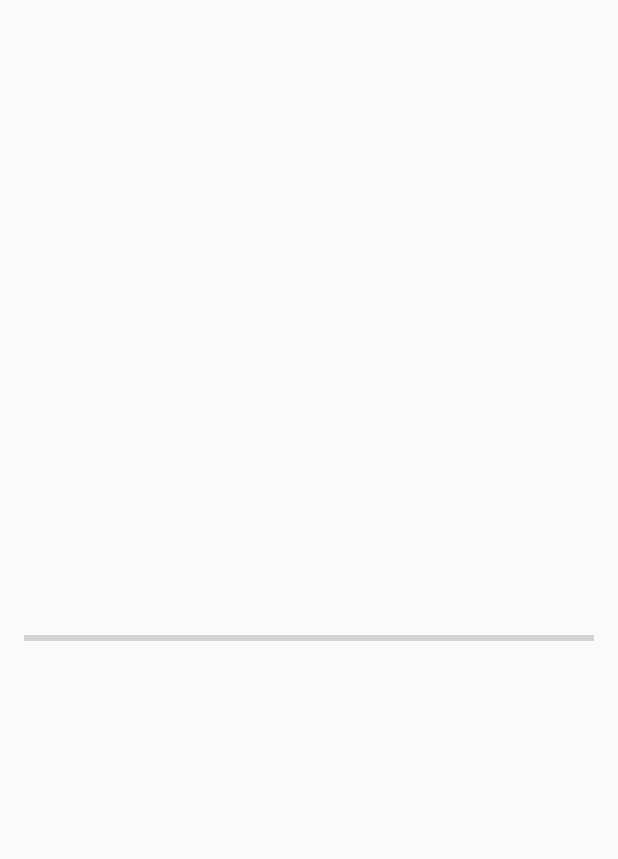
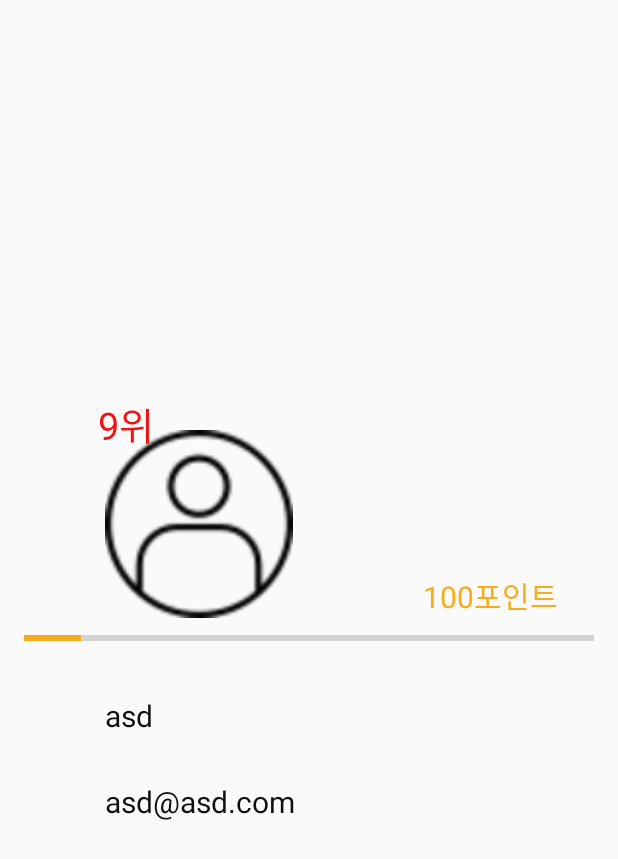
Before and after one commit to hanseithon-asd123/handaejeon-android, an Android app: the MainActivity screen opened directly, with no data from a screen before it, after a tap on "마이페이지", on a phone screen of 412 x 824 dp. Shown: the top 859 px of the screen. Run offline under Robolectric (Android 15) with nearby library versions, the phone set to English and light mode, and no system bars; our stand-ins replace CircleImageView; 3 statements that could not run were skipped; 1 other tap on this screen came first.

Commit message:
더미데이터

```diff
--- a/app/src/main/java/com/example/handaejeon/activity/MainActivity.java
+++ b/app/src/main/java/com/example/handaejeon/activity/MainActivity.java
@@ -9,20 +9,31 @@ import android.support.v4.view.GravityCompat;
 import android.support.v4.widget.DrawerLayout;
 import android.support.v7.app.ActionBarDrawerToggle;
 import android.support.v7.app.AppCompatActivity;
+import android.support.v7.widget.LinearLayoutManager;
 import android.support.v7.widget.RecyclerView;
 import android.support.v7.widget.Toolbar;
 import android.view.MenuItem;
 import android.widget.TextView;
+
 import com.example.handaejeon.R;
+import com.example.handaejeon.adapter.RankingAdatper;
+import com.example.handaejeon.model.RankingInfo;
+
+import java.util.ArrayList;
+import java.util.List;
 
 public class MainActivity extends AppCompatActivity
         implements NavigationView.OnNavigationItemSelectedListener {
 
     TextView tv_name, tv_email;
     SharedPreferences sharedPreferences;
-    String token,email;
+    String token, email;
 
     RecyclerView recyclerView;
+    RankingAdatper adatper;
+    List<RankingInfo> rankingInfos = new ArrayList<>();
+
+    Context context;
 
 
     @Override
@@ -32,7 +43,7 @@ public class MainActivity extends AppCompatActivity
 
         sharedPreferences = getApplicationContext().getSharedPreferences("Token", Context.MODE_PRIVATE);
         token = sharedPreferences.getString("token", "");
-        email = sharedPreferences.getString("email","");
+        email = sharedPreferences.getString("email", "");
 
         if (token.equals("")) {
             Intent intent = new Intent(MainActivity.this, LoginActivity.class);
@@ -57,8 +68,29 @@ public class MainActivity extends AppCompatActivity
         tv_email = findViewById(R.id.tv_email);
         tv_name = findViewById(R.id.tv_name);
 
+        recyclerView = findViewById(R.id.main_recyclerview);
+        adatper = new RankingAdatper(rankingInfos);
+        recyclerView.setLayoutManager(new LinearLayoutManager(context));
+        recyclerView.setAdapter(adatper);
+        Data();
 
 
+    }
+
+    public void Data() {
+        rankingInfos.add(new RankingInfo(1, 12000, "강민우"));
+        rankingInfos.add(new RankingInfo(2, 11000, "임희선"));
+        rankingInfos.add(new RankingInfo(3, 10000, "조성원"));
+        rankingInfos.add(new RankingInfo(4, 9000, "박준영"));
+        rankingInfos.add(new RankingInfo(5, 8000, "최민규"));
+        rankingInfos.add(new RankingInfo(6, 7000, "오유원"));
+        rankingInfos.add(new RankingInfo(7, 6000, "김우혁"));
+        rankingInfos.add(new RankingInfo(8, 5000, "이예준"));
+        rankingInfos.add(new RankingInfo(9, 4000, "이주연"));
+        rankingInfos.add(new RankingInfo(10, 3000, "김선규"));
+        rankingInfos.add(new RankingInfo(11, 2000, "추성빈"));
+
+        adatper.notifyDataSetChanged();
     }
 
     @Override
--- a/app/src/main/java/com/example/handaejeon/activity/MyPageActivity.java
+++ b/app/src/main/java/com/example/handaejeon/activity/MyPageActivity.java
@@ -39,36 +39,36 @@ public class MyPageActivity extends AppCompatActivity {
 
         point_progressbar = findViewById(R.id.point_progress);
 
-        apiInterface = ApiClient.getClient().create(ApiInterface.class);
-        Call<JsonObject> call = apiInterface.mypage("asd");
-        call.enqueue(new Callback<JsonObject>() {
-            @Override
-            public void onResponse(Call<JsonObject> call, Response<JsonObject> response) {
-                Log.d("TEEET", "onResponse: " + response.code() + response.toString());
-                if (response.isSuccessful()) {
-
-                    JsonElement element = new JsonParser().parse(response.body().toString())
-                            .getAsJsonObject();
-
-                    MypageInfo info = new Gson().fromJson(element, MypageInfo.class);
-
-
-                    int rank = info.ranking;
-                    int point = info.point;
-                    point_progressbar.setProgress(point);
-                    tv_ranking.setText(rank);
-                    tv_email.setText("asd@asd.com");
-                    tv_name.setText("asd");
-
-                }
-
-            }
-
-            @Override
-            public void onFailure(Call<JsonObject> call, Throwable t) {
-                Log.e("onFailure", t.toString());
-            }
-        });
+//        apiInterface = ApiClient.getClient().create(ApiInterface.class);
+//        Call<JsonObject> call = apiInterface.mypage("asd");
+//        call.enqueue(new Callback<JsonObject>() {
+//            @Override
+//            public void onResponse(Call<JsonObject> call, Response<JsonObject> response) {
+//                Log.d("TEEET", "onResponse: " + response.code() + response.toString());
+//                if (response.isSuccessful()) {
+//
+//                    JsonElement element = new JsonParser().parse(response.body().toString())
+//                            .getAsJsonObject();
+//
+//                    MypageInfo info = new Gson().fromJson(element, MypageInfo.class);
+//
+//
+//                    int rank = info.ranking;
+//                    int point = info.point;
+//                    point_progressbar.setProgress(point);
+//                    tv_ranking.setText(rank);
+//                    tv_email.setText("asd@asd.com");
+//                    tv_name.setText("asd");
+//
+//                }
+//
+//            }
+//
+//            @Override
+//            public void onFailure(Call<JsonObject> call, Throwable t) {
+//                Log.e("onFailure", t.toString());
+//            }
+//        });
 
 
     }
--- a/app/src/main/java/com/example/handaejeon/adapter/RankingAdatper.java
+++ b/app/src/main/java/com/example/handaejeon/adapter/RankingAdatper.java
@@ -5,10 +5,21 @@ import android.support.v7.widget.RecyclerView;
 import android.view.LayoutInflater;
 import android.view.View;
 import android.view.ViewGroup;
+import android.widget.TextView;
 
 import com.example.handaejeon.R;
+import com.example.handaejeon.model.RankingInfo;
+
+import java.util.List;
 
 public class RankingAdatper extends RecyclerView.Adapter<RankingAdatper.ViewHolder> {
+
+    List<RankingInfo> itemlist;
+
+    public RankingAdatper(List<RankingInfo> rankingInfos) {
+        this.itemlist = rankingInfos;
+    }
+
     @NonNull
     @Override
     public ViewHolder onCreateViewHolder(@NonNull ViewGroup viewGroup, int i) {
@@ -18,17 +29,25 @@ public class RankingAdatper extends RecyclerView.Adapter<RankingAdatper.ViewHold
 
     @Override
     public void onBindViewHolder(@NonNull ViewHolder viewHolder, int i) {
-
+        RankingInfo info = itemlist.get(i);
+        viewHolder.tv_rank.setText(info.ranking);
+        viewHolder.tv_point.setText(info.point);
+        viewHolder.tv_name.setText(info.username);
     }
 
     @Override
     public int getItemCount() {
-        return 0;
+        return itemlist.size();
     }
 
     public class ViewHolder extends RecyclerView.ViewHolder {
+        TextView tv_rank, tv_name,tv_point;
         public ViewHolder(@NonNull View itemView) {
             super(itemView);
+            tv_rank = itemView.findViewById(R.id.tv_rank);
+            tv_name = itemView.findViewById(R.id.tv_name);
+            tv_point = itemView.findViewById(R.id.tv_point);
+
         }
     }
 }
--- a/app/src/main/res/layout/activity_login.xml
+++ b/app/src/main/res/layout/activity_login.xml
@@ -16,8 +16,7 @@
         <ImageView
             android:layout_width="200sp"
             android:layout_height="120sp"
-            android:layout_gravity="center"
-            android:background="@drawable/recycle"/>
+            />
 
         <EditText
             android:id="@+id/edit_email"
--- a/app/src/main/res/layout/activity_my_page.xml
+++ b/app/src/main/res/layout/activity_my_page.xml
@@ -18,7 +18,7 @@
             android:layout_marginLeft="65dp"
             android:textColor="@color/red"
             android:textSize="25dp"
-            tools:text="9위"
+            android:text="9위"
             android:layout_alignParentBottom="true"
             android:layout_marginBottom="110dp"/>
 
@@ -26,13 +26,14 @@
             android:layout_width="125dp"
             android:layout_height="125dp"
             android:layout_alignParentBottom="true"
-            android:layout_marginLeft="70dp"/>
+            android:layout_marginLeft="70dp"
+            android:background="@drawable/account"/>
 
         <TextView
             android:id="@+id/tv_point"
             android:layout_width="wrap_content"
             android:layout_height="wrap_content"
-            tools:text="100포인트"
+            android:text="100포인트"
             android:textSize="20dp"
             android:textColor="@color/progress"
             android:layout_alignParentBottom="true"
@@ -56,14 +57,15 @@
             android:layout_marginTop="5sp"
             android:progressTint="@color/progress"
             android:layout_marginRight="16dp"
-            android:layout_marginLeft="16dp"/>
+            android:layout_marginLeft="16dp"
+            android:progress="100"/>
 
 
         <TextView
             android:id="@+id/tv_name"
             android:layout_width="wrap_content"
             android:layout_height="wrap_content"
-            tools:text="asd"
+            android:text="asd"
             android:textSize="20sp"
             android:layout_marginLeft="70dp"
             android:layout_marginTop="30dp"
@@ -73,7 +75,7 @@
             android:id="@+id/tv_email"
             android:layout_width="wrap_content"
             android:layout_height="wrap_content"
-            tools:text="asd@asd.com"
+            android:text="asd@asd.com"
             android:textSize="20sp"
             android:layout_marginLeft="70dp"
             android:layout_marginTop="30dp"
--- a/app/src/main/res/layout/item_basketball.xml
+++ b/app/src/main/res/layout/item_basketball.xml
@@ -11,6 +11,7 @@
        android:gravity="center_vertical">
 
        <TextView
+           android:id="@+id/tv_rank"
            android:layout_width="wrap_content"
            android:layout_height="wrap_content"
            android:textSize="12sp"
@@ -32,6 +33,7 @@
           android:orientation="vertical">
 
           <TextView
+              android:id="@+id/tv_name"
               android:layout_width="wrap_content"
               android:layout_height="wrap_content"
               android:textSize="12dp"
@@ -39,6 +41,7 @@
               android:layout_marginLeft="10sp"/>
 
           <TextView
+              android:id="@+id/tv_point"
               android:layout_width="wrap_content"
               android:layout_height="wrap_content"
               android:textSize="12dp"
```
Also changed, not shown: app/src/main/java/com/example/handaejeon/model/RankingInfo.java (+32 -7 lines).
